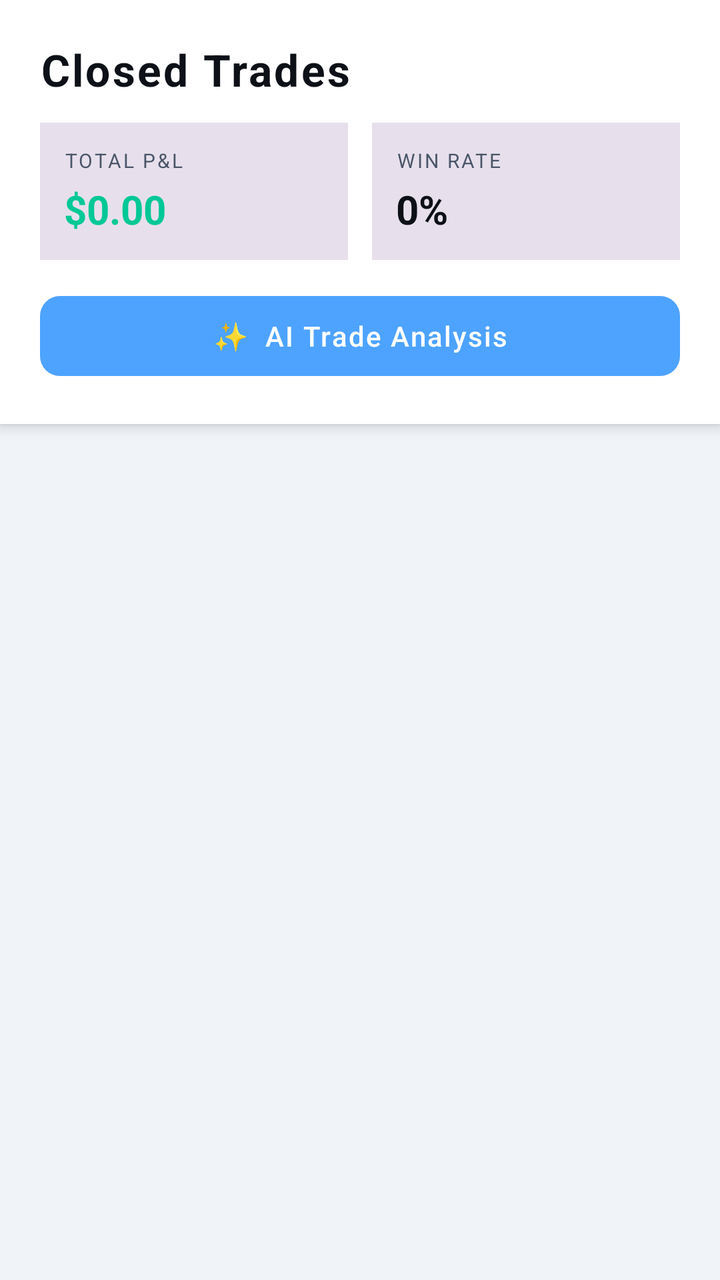
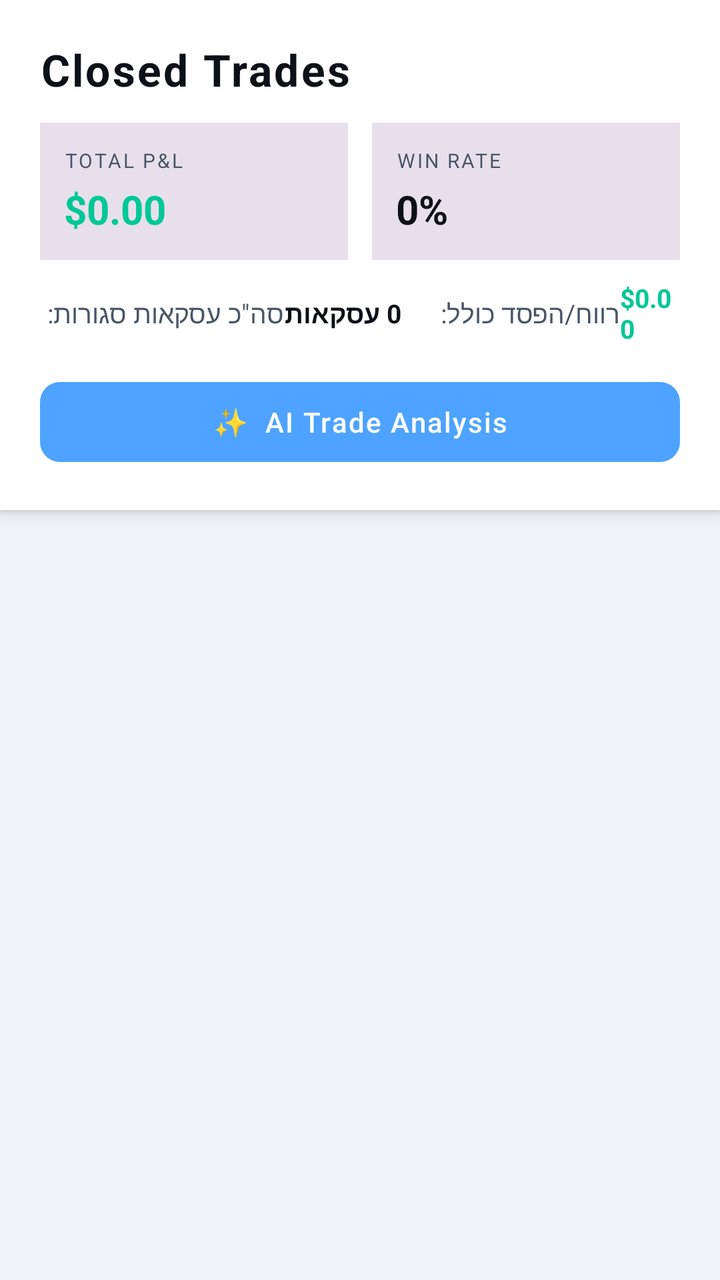

Screens rendered from an Android XML layout before and after an edit, with the pre-edit source and the edit as a unified diff.
<!-- AndroidManifest.xml: application theme Theme.Chart -->
<!-- res/layout/fragment_closed_trades.xml -->
<?xml version="1.0" encoding="utf-8"?>
<LinearLayout
    xmlns:android="http://schemas.android.com/apk/res/android"
    xmlns:app="http://schemas.android.com/apk/res-auto"
    android:layout_width="match_parent"
    android:layout_height="match_parent"
    android:orientation="vertical"
    android:background="?attr/colorBackground">

    
    <LinearLayout
        android:id="@+id/summaryHeader"
        android:layout_width="match_parent"
        android:layout_height="wrap_content"
        android:orientation="vertical"
        android:background="?attr/colorSurface"
        android:padding="20dp"
        android:elevation="4dp">

        <TextView
            android:layout_width="wrap_content"
            android:layout_height="wrap_content"
            android:text="Closed Trades"
            android:textColor="?attr/colorOnSurface"
            android:textSize="22sp"
            android:textStyle="bold"
            android:letterSpacing="0.05"/>

        <LinearLayout
            android:layout_width="match_parent"
            android:layout_height="wrap_content"
            android:orientation="horizontal"
            android:layout_marginTop="12dp">

            
            <LinearLayout
                android:layout_width="0dp"
                android:layout_height="wrap_content"
                android:layout_weight="1"
                android:orientation="vertical"
                android:background="?attr/colorSurfaceVariant"
                android:padding="12dp"
                android:layout_marginEnd="6dp">
                <TextView
                    android:layout_width="wrap_content"
                    android:layout_height="wrap_content"
                    android:text="TOTAL P&amp;L"
                    android:textColor="?attr/colorOnSurfaceVariant"
                    android:textSize="10sp"
                    android:letterSpacing="0.1"/>
                <TextView
                    android:id="@+id/totalPnlText"
                    android:layout_width="wrap_content"
                    android:layout_height="wrap_content"
                    android:text="$0.00"
                    android:textColor="@color/colorProfit"
                    android:textSize="20sp"
                    android:textStyle="bold"
                    android:layout_marginTop="4dp"/>
            </LinearLayout>

            
            <LinearLayout
                android:layout_width="0dp"
                android:layout_height="wrap_content"
                android:layout_weight="1"
                android:orientation="vertical"
                android:background="?attr/colorSurfaceVariant"
                android:padding="12dp"
                android:layout_marginStart="6dp">
                <TextView
                    android:layout_width="wrap_content"
                    android:layout_height="wrap_content"
                    android:text="WIN RATE"
                    android:textColor="?attr/colorOnSurfaceVariant"
                    android:textSize="10sp"
                    android:letterSpacing="0.1"/>
                <TextView
                    android:id="@+id/winRateText"
                    android:layout_width="wrap_content"
                    android:layout_height="wrap_content"
                    android:text="0%"
                    android:textColor="?attr/colorOnSurface"
                    android:textSize="20sp"
                    android:textStyle="bold"
                    android:layout_marginTop="4dp"/>
            </LinearLayout>

        </LinearLayout>

        
        <com.google.android.material.button.MaterialButton
            android:id="@+id/btnAnalyzeTrades"
            android:layout_width="match_parent"
            android:layout_height="48dp"
            android:layout_marginTop="14dp"
            android:text="✨  AI Trade Analysis"
            android:textColor="@color/white"
            android:textSize="14sp"
            android:letterSpacing="0.05"
            app:backgroundTint="?attr/colorPrimary"
            app:cornerRadius="10dp"
            app:elevation="0dp"/>

    </LinearLayout>

    
    <androidx.recyclerview.widget.RecyclerView
        android:id="@+id/closedTradesRecyclerView"
        android:layout_width="match_parent"
        android:layout_height="0dp"
        android:layout_weight="1"
        android:paddingVertical="8dp"
        android:clipToPadding="false"
        android:scrollbars="none" />

    
    <ProgressBar
        android:id="@+id/aiProgressBar"
        android:layout_width="wrap_content"
        android:layout_height="wrap_content"
        android:layout_gravity="center"
        android:visibility="gone"
        android:indeterminateTint="?attr/colorPrimary"/>

</LinearLayout>
<!-- resources referenced by this layout -->
<resources>
  <color name="colorProfit">#00C896</color>
  <color name="white">#FFFFFF</color>
  <style name="Theme.Chart" parent="Base.Theme.MogoMarket" />
  <style name="Base.Theme.MogoMarket" parent="Theme.Material3.DayNight.NoActionBar">
          <item name="colorPrimary">@color/primary</item>
          <item name="colorPrimaryVariant">@color/primary_dark</item>
          <item name="colorOnPrimary">@color/white</item>
          <item name="colorSecondary">@color/bg_card</item>
          <item name="colorOnSecondary">@color/text_primary</item>
          <item name="colorSurface">@color/bg_secondary</item>
          <item name="colorOnSurface">@color/text_primary</item>
          <item name="android:colorBackground">@color/bg_primary</item>
          <item name="colorBackground">@color/bg_primary</item>
          <item name="colorOnBackground">@color/text_primary</item>
          <item name="colorOnSurfaceVariant">@color/text_secondary</item>
          <item name="colorError">@color/loss</item>
          <item name="colorOnError">@color/white</item>
          <item name="android:textColor">@color/text_primary</item>
          <item name="materialCardViewStyle">@style/CardStyle</item>
          <item name="android:statusBarColor">@color/bg_primary</item>
          
          <item name="android:windowLightStatusBar">true</item>
          
          <item name="bottomNavigationStyle">@style/BottomNavStyle</item>
      </style>
  <color name="primary">#4DA3FF</color>
  <color name="primary_dark">#1C6DD0</color>
  <color name="bg_card">#FFFFFF</color>
  <color name="text_primary">#0D1117</color>
  <color name="bg_secondary">#FFFFFF</color>
  <color name="bg_primary">#F0F4F8</color>
  <color name="text_secondary">#4A5568</color>
  <color name="loss">#FF4D4D</color>
  <style name="CardStyle" parent="Widget.Material3.CardView.Elevated">
          <item name="cardBackgroundColor">@color/bg_card</item>
          <item name="strokeColor">@color/colorDivider</item>
          <item name="strokeWidth">0dp</item>
          <item name="cardCornerRadius">16dp</item>
          <item name="cardElevation">2dp</item>
      </style>
  <style name="BottomNavStyle" parent="Widget.Material3.BottomNavigationView">
          <item name="android:background">?attr/colorSurface</item>
          <item name="elevation">8dp</item>
          <item name="labelVisibilityMode">labeled</item>
          <item name="itemActiveIndicatorStyle">@style/BottomNavIndicatorStyle</item>
      </style>
  <color name="colorDivider">#E2E8F0</color>
  <style name="BottomNavIndicatorStyle" parent="Widget.Material3.BottomNavigationView.ActiveIndicator">
          <item name="android:color">@android:color/transparent</item>
          <item name="android:width">0dp</item>
          <item name="android:height">0dp</item>
      </style>
</resources>

<!-- the commit's change to res/layout/fragment_closed_trades.xml (unified diff, before → after) -->
@@ -89,6 +89,49 @@
         </LinearLayout>
 
         
+        <LinearLayout
+            android:layout_width="match_parent"
+            android:layout_height="wrap_content"
+            android:orientation="horizontal"
+            android:layout_marginTop="10dp"
+            android:gravity="center_vertical">
+
+            <TextView
+                android:layout_width="wrap_content"
+                android:layout_height="wrap_content"
+                android:text="סה&#x22;כ עסקאות סגורות: "
+                android:textColor="?attr/colorOnSurfaceVariant"
+                android:textSize="13sp"/>
+
+            <TextView
+                android:id="@+id/tvClosedTradeCount"
+                android:layout_width="wrap_content"
+                android:layout_height="wrap_content"
+                android:text="0 עסקאות"
+                android:textColor="?attr/colorOnSurface"
+                android:textSize="13sp"
+                android:textStyle="bold"
+                android:layout_marginEnd="16dp"/>
+
+            <TextView
+                android:layout_width="wrap_content"
+                android:layout_height="wrap_content"
+                android:text="רווח/הפסד כולל: "
+                android:textColor="?attr/colorOnSurfaceVariant"
+                android:textSize="13sp"/>
+
+            <TextView
+                android:id="@+id/tvClosedTotalPnl"
+                android:layout_width="wrap_content"
+                android:layout_height="wrap_content"
+                android:text="$0.00"
+                android:textColor="@color/colorProfit"
+                android:textSize="13sp"
+                android:textStyle="bold"/>
+
+        </LinearLayout>
+
+        
         <com.google.android.material.button.MaterialButton
             android:id="@+id/btnAnalyzeTrades"
             android:layout_width="match_parent"
